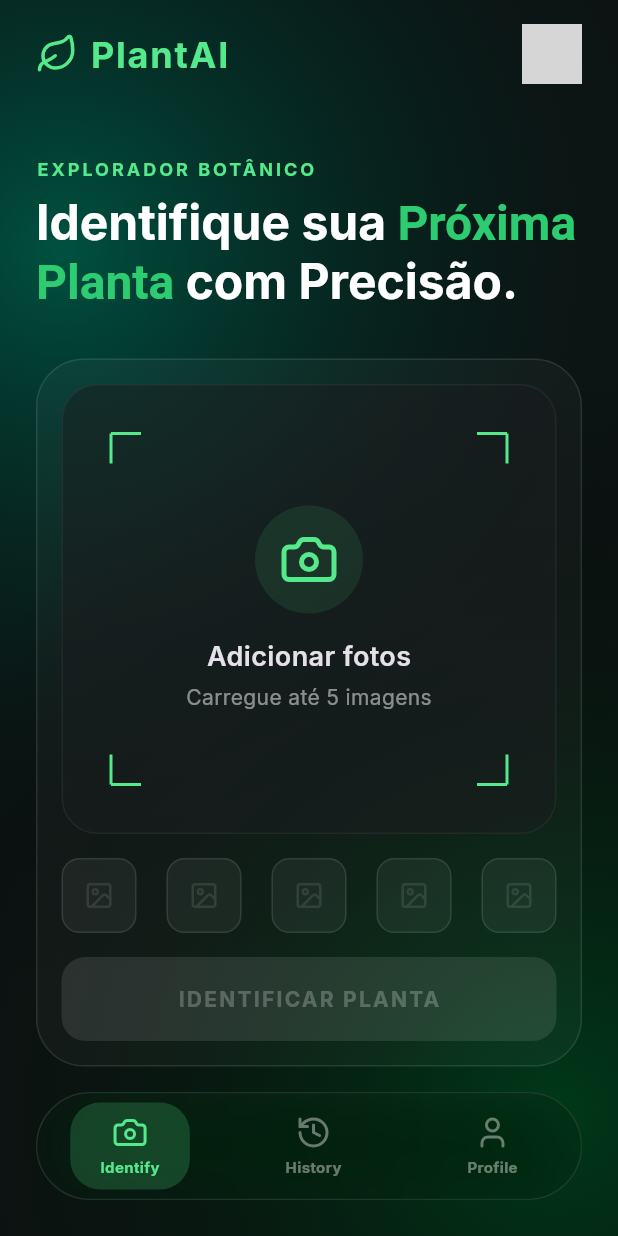
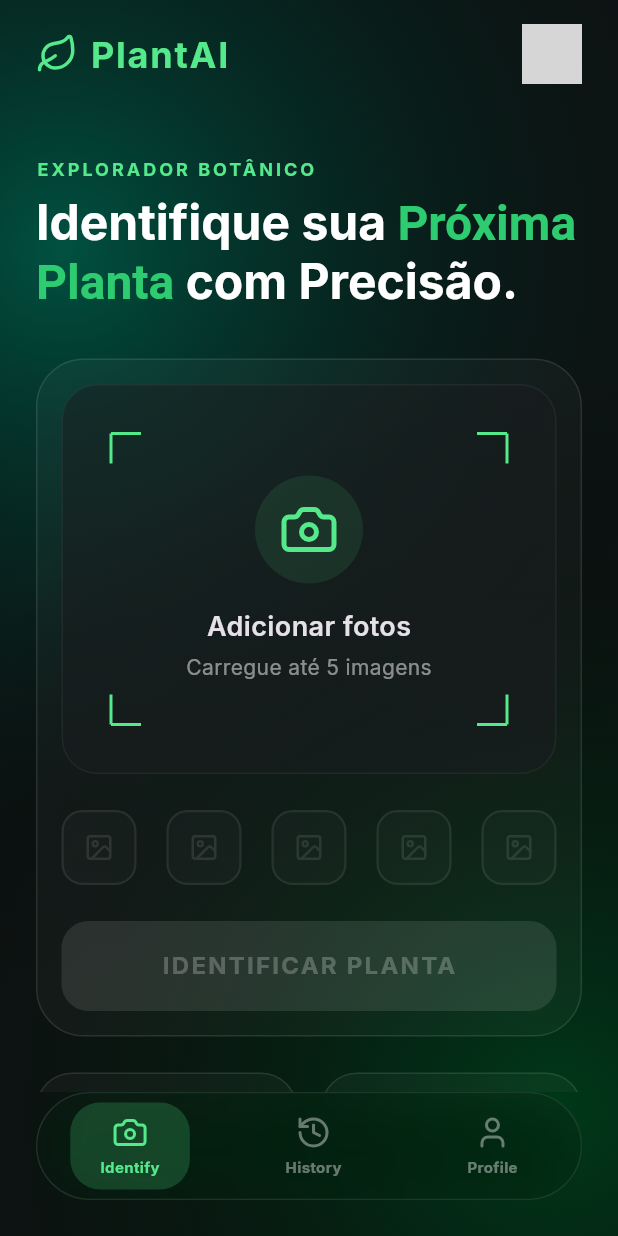
Before and after one commit to Adrianogb/Plant-AI, a Flutter app: the screen it shows after launch, on a phone screen of 412 x 824 dp. Run offline on Flutter 3.47's test engine with Material 3 defaults, Android fonts, the phone set to English and light mode, and no system bars; our stand-ins replace google_fonts, image_picker, lucide_icons; network calls fail; grey boxes are pictures that could not be loaded.

Commit message:
style: Apply layout polish and fix bottom overlap

```diff
--- a/lib/main.dart
+++ b/lib/main.dart
@@ -203,7 +203,7 @@ class _MainScreenState extends State<MainScreen> {
                   _buildUploadCard(),
                   const SizedBox(height: 24),
                   _buildStatsGrid(),
-                  const SizedBox(height: 120),
+                  const SizedBox(height: 160), // Aumentado de 120 para 160 para garantir visibilidade acima da barra flutuante
                 ],
               ),
             ),
@@ -275,7 +275,7 @@ class _MainScreenState extends State<MainScreen> {
           GestureDetector(
             onTap: _pickImage,
             child: Container(
-              height: 300,
+              height: 260, // Reduzido ligeiramente para caber melhor na tela
               width: double.infinity,
               decoration: BoxDecoration(
                 color: const Color(0xFF191C1E).withOpacity(0.5),
@@ -310,28 +310,31 @@ class _MainScreenState extends State<MainScreen> {
               ),
             ),
           ),
-          const SizedBox(height: 16),
+          const SizedBox(height: 24), // Aumentado o respiro
           Row(
             mainAxisAlignment: MainAxisAlignment.spaceBetween,
             children: List.generate(5, (index) => _buildPhotoSlot(index)),
           ),
-          const SizedBox(height: 16),
+          const SizedBox(height: 24), // Aumentado o respiro antes do botão
           GestureDetector(
             onTap: _selectedImages.isNotEmpty ? _identifyPlant : null,
             child: Container(
-              width: double.infinity, height: 56,
+              width: double.infinity, height: 60, // Aumentado ligeiramente a altura do botão
               decoration: BoxDecoration(
                 gradient: LinearGradient(
                   colors: _selectedImages.isNotEmpty
                       ? [const Color(0xFF2ECC71), const Color(0xFF00B596)]
                       : [Colors.white10, Colors.white10],
                 ),
-                borderRadius: BorderRadius.circular(16),
+                borderRadius: BorderRadius.circular(18),
+                boxShadow: _selectedImages.isNotEmpty ? [
+                  BoxShadow(color: const Color(0xFF2ECC71).withOpacity(0.3), blurRadius: 20, offset: const Offset(0, 8))
+                ] : [],
               ),
               child: Center(
                 child: Text(
                   'IDENTIFICAR PLANTA',
-                  style: TextStyle(fontWeight: FontWeight.bold, letterSpacing: 1.5, color: _selectedImages.isNotEmpty ? const Color(0xFF00210C) : Colors.white24),
+                  style: TextStyle(fontWeight: FontWeight.bold, fontSize: 16, letterSpacing: 1.5, color: _selectedImages.isNotEmpty ? const Color(0xFF00210C) : Colors.white24),
                 ),
               ),
             ),
@@ -346,9 +349,10 @@ class _MainScreenState extends State<MainScreen> {
     return Container(
       width: 50, height: 50,
       decoration: BoxDecoration(
-        color: Colors.white.withOpacity(0.05),
-        borderRadius: BorderRadius.circular(12),
-        border: Border.all(color: hasImage ? const Color(0xFF54E98A) : Colors.white.withOpacity(0.1)),
+        color: hasImage ? const Color(0xFF54E98A).withOpacity(0.1) : Colors.white.withOpacity(0.02),
+        borderRadius: BorderRadius.circular(14),
+        border: Border.all(color: hasImage ? const Color(0xFF54E98A) : Colors.white.withOpacity(0.08), width: 1.5),
+        boxShadow: hasImage ? [BoxShadow(color: const Color(0xFF54E98A).withOpacity(0.2), blurRadius: 8)] : [],
       ),
       child: hasImage
           ? ClipRRect(borderRadius: BorderRadius.circular(10), child: Image.file(_selectedImages[index], fit: BoxFit.cover))
```
